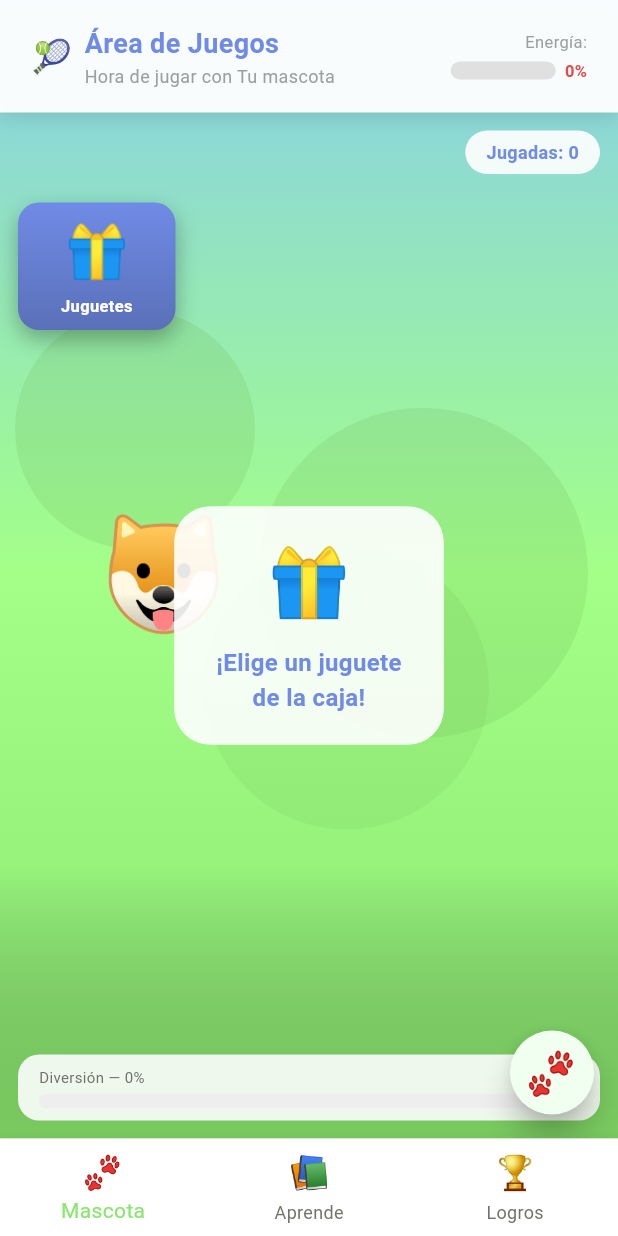
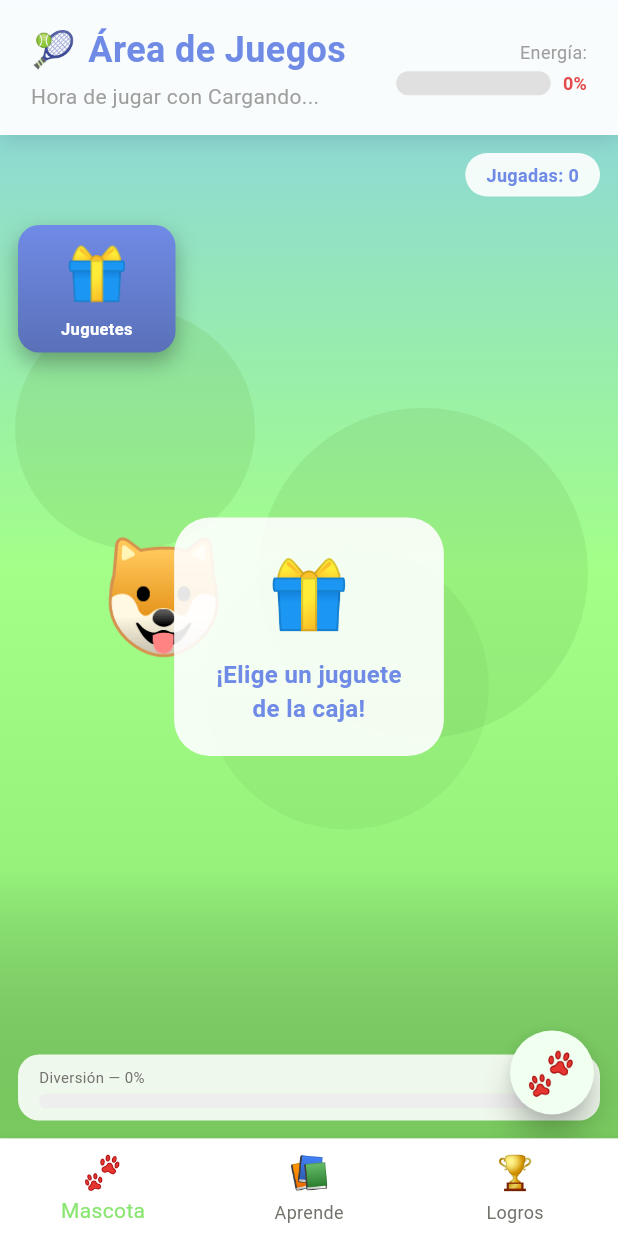
Before and after one commit to AlejandroGuillermo/cuidar_huellitas, a Flutter app: the JugarScreen screen opened by its route, on a phone screen of 412 x 824 dp. Run offline on Flutter 3.47's test engine with Material 3 defaults, Android fonts, the phone set to English and light mode, and no system bars; our stand-ins replace cloud_firestore, firebase_auth, firebase_core, flutter_bloc, go_router; accounts and stored records are empty; Roboto replaces fonts that are missing (Nunito).

Commit message:
centralizar headers de pantallas de acción con ActionScreenHeader
Agrega el widget ActionScreenHeader (lib/widgets/action_screen_header.dart) para unificar la UI del header
Usa BlocBuilder para leer el estado de la mascota
Soporta emoji, title, subtitlePrefix, statLabel, statSelector y barColors
Refactoriza alimentar_screen.dart y jugar_screen.dart
Reemplaza headers personalizados con ActionScreenHeader
Elimina métodos duplicados _buildHeader
Aplica SafeArea(top: false) donde se usa el nuevo header
Ajustes adicionales
Cambia la frecuencia del emoji en plateLevel de 15 → 20 en alimentar_screen.dart
Comenta el campo _toyEnCaja en jugar_screen.dart
Resultado: UI del header y renderizado de la barra de estado ahora son consistentes y reutilizables

```diff
--- a/lib/screens/alimentar_screen.dart
+++ b/lib/screens/alimentar_screen.dart
@@ -9,7 +9,7 @@ import '../core/app_colors.dart';
 import '../cubit/pet_cubit.dart';
 import '../cubit/pet_state.dart';
 import '../widgets/paw_map_widget.dart';
-import '../widgets/header_widget.dart';
+import '../widgets/action_screen_header.dart';
 import 'dart:async';
 
 /// Modelo de alimento
@@ -146,7 +146,7 @@ with SingleTickerProviderStateMixin {
         plateLevel = (plateLevel + 2).clamp(0, 100);
 
         // Agregar emoji visual cada cierto nivel
-        if (plateLevel % 15 == 0 && plateLevel > 0) {
+        if (plateLevel % 20 == 0 && plateLevel > 0) {
           foodInPlate.add(activeBag!.emoji);
         }
 
@@ -333,8 +333,14 @@ with SingleTickerProviderStateMixin {
                 child: Column(
                   children: [
                     // Header
-                    _buildHeader(context),
-
+                    ActionScreenHeader(
+                      emoji: '🍽️',
+                      title: 'Comedor',
+                      subtitlePrefix: 'Hora de comer',
+                      statLabel: 'Hambre:',
+                      statSelector: (mascota) => mascota.nivelHambre, // Le decimos que lea el Hambre
+                      barColors: const [Color(0xFFF0C77A), Color(0xFFFFD166)], // Usa tu AppColors.nivelHambre 0xFFFF8C42
+                    ),
                     // Área principal
                     Expanded(
                       child: Padding(
@@ -377,99 +383,7 @@ with SingleTickerProviderStateMixin {
   }
 
   /// Header con título, descripción y barra de hambre
-  Widget _buildHeader(BuildContext context) {
-    final barraWidth = MediaQuery.of(context).size.width * 0.25;
 
-    return BlocBuilder<PetCubit, PetState>(
-      builder: (context, state) {
-        // 1. Extraemos la mascota del estado actual de tu Cubit
-        // (Asumiendo que tu estado tiene una propiedad llamada 'mascota')
-        final mascota = state.mascota;
-
-        // 2. Valores por defecto por si la mascota aún está cargando
-        final String nombre = mascota?.nombreMascota ?? 'Cargando...';
-        final int hambre = mascota?.nivelHambre ?? 0;
-        return HeaderWidget(
-          // CONTENIDO IZQUIERDO: Título y Subtítulo
-          leftContent: Column(
-            crossAxisAlignment: CrossAxisAlignment.start,
-            children: [
-              FittedBox( // FittedBox para que no desborde si el nombre es largo
-                fit: BoxFit.scaleDown,
-                child: Row(
-                  children: const [
-                    Text('🍽️', style: TextStyle(fontSize: 24)),
-                    SizedBox(width: 8),
-                    Text(
-                      'Comedor',
-                      style: TextStyle(
-                        fontSize: 24,
-                        color: Color(0xFF708be6),
-                        fontWeight: FontWeight.bold,
-                      ),
-                    ),
-                  ],
-                ),
-              ),
-              const SizedBox(height: 4),
-              FittedBox(
-                fit: BoxFit.scaleDown,
-                child: Text(
-                  'Hora de comer $nombre!',
-                  style: const TextStyle(fontSize: 14, color: Colors.grey),
-                ),
-              ),
-            ],
-          ),
-
-          // CONTENIDO DERECHO: Barra de Hambre
-          rightContent: Column(
-            crossAxisAlignment: CrossAxisAlignment.end,
-            children: [
-              const Text(
-                'Hambre:',
-                style: TextStyle(fontSize: 12, color: Colors.grey),
-              ),
-              const SizedBox(height: 4),
-              Row(
-                mainAxisSize: MainAxisSize.min,
-                children: [
-                  Container(
-                    width: barraWidth, // Usamos el ancho dinámico en lugar de 120
-                    height: 16,
-                    decoration: BoxDecoration(
-                      color: Colors.grey[300],
-                      borderRadius: BorderRadius.circular(8),
-                    ),
-                    child: FractionallySizedBox(
-                      alignment: Alignment.centerLeft,
-                      widthFactor: hambre / 100,
-                      child: Container(
-                        decoration: BoxDecoration(
-                          gradient: const LinearGradient(
-                            colors: [Color(0xFFF0AB7A), AppColors.nivelHambre],
-                          ),
-                          borderRadius: BorderRadius.circular(8),
-                        ),
-                      ),
-                    ),
-                  ),
-                  const SizedBox(width: 8),
-                  Text(
-                    '$hambre%',
-                    style: const TextStyle(
-                      fontSize: 12,
-                      fontWeight: FontWeight.bold,
-                    ),
-                  ),
-                ],
-              ),
-            ],
-          ),
-        );
-      }
-    );
-  }
 
   /// Alacena con alimentos (Expansión controlada)
   Widget _buildCupboard() {
--- a/lib/screens/jugar_screen.dart
+++ b/lib/screens/jugar_screen.dart
@@ -10,7 +10,7 @@ import '../core/app_router.dart';
 import '../cubit/pet_cubit.dart';
 import '../cubit/pet_state.dart';
 import '../widgets/paw_map_widget.dart';
-import '../widgets/header_widget.dart';
+import '../widgets/action_screen_header.dart';
 
 // ── Modelo de juguete ──────────────────────────────────────
 class Toy {
@@ -56,7 +56,7 @@ class _JugarScreenState extends State<JugarScreen>
   Offset _toyPos = const Offset(180, 200);  // posición del juguete
   Offset _petPos = const Offset(100, 300);  // posición de la mascota
   bool _petTieneToy = false;  // el perro alcanzó el juguete
-  bool _toyEnCaja = false;    // se arrastró a la caja
+  //bool _toyEnCaja = false;    // se arrastró a la caja
   int _jugadas = 0;
   double _progresoQuitar = 0; // barra para quitarle el juguete al perro
   bool _mostrando = false;    // caja de juguetes abierta
@@ -383,9 +383,17 @@ class _JugarScreenState extends State<JugarScreen>
         children: [
           _buildGrass(size),
           SafeArea(
+            top: false,
             child: Column(
               children: [
-                _buildHeader(),
+                ActionScreenHeader(
+                emoji: '🎾',
+                title: 'Área de Juegos',
+                subtitlePrefix: 'Hora de jugar con',
+                statLabel: 'Energía:',
+                statSelector: (mascota) => mascota.nivelEnergia,
+                barColors: const [Color(0xFFF0A77A), Color(0xFFFF8C42)],
+              ),
                 Expanded(child: _buildPlayArea(size)),
               ],
             ),
@@ -639,69 +647,6 @@ class _JugarScreenState extends State<JugarScreen>
     );
   }
 
-  // ── Header ─────────────────────────────────────────────
-  Widget _buildHeader() {
-    return BlocBuilder<PetCubit, PetState>(
-      builder: (context, state) {
-        final nombre  = state.mascota?.nombreMascota ?? 'Tu mascota';
-        final energia = state.mascota?.nivelEnergia  ?? 0;
-        return HeaderWidget(
-          leftContent: Row(
-            children: [
-              const Text('🎾', style: TextStyle(fontSize: 22)),
-              const SizedBox(width: 8),
-              Column(
-                crossAxisAlignment: CrossAxisAlignment.start,
-                children: [
-                  const Text('Área de Juegos',
-                      style: TextStyle(fontSize: 18, color: Color(0xFF708be6), fontWeight: FontWeight.bold)),
-                  Text('Hora de jugar con $nombre',
-                      style: const TextStyle(fontSize: 12, color: Colors.grey)),
-                ],
-              ),
-            ],
-          ),
-          rightContent: Column(
-            crossAxisAlignment: CrossAxisAlignment.end,
-            children: [
-              const Text('Energía:', style: TextStyle(fontSize: 11, color: Colors.grey)),
-              const SizedBox(height: 3),
-              Row(
-                mainAxisSize: MainAxisSize.min,
-                children: [
-                  Container(
-                    width: 70, height: 12,
-                    decoration: BoxDecoration(color: Colors.grey[300], borderRadius: BorderRadius.circular(6)),
-                    child: FractionallySizedBox(
-                      alignment: Alignment.centerLeft,
-                      widthFactor: energia / 100,
-                      child: Container(
-                        decoration: BoxDecoration(
-                          gradient: LinearGradient(
-                            colors: energia < 30
-                                ? [const Color(0xFFE24B4A), const Color(0xFFFF8C42)]
-                                : [const Color(0xFFf07a94), AppColors.verdePrincipal],
-                          ),
-                          borderRadius: BorderRadius.circular(6),
-                        ),
-                      ),
-                    ),
-                  ),
-                  const SizedBox(width: 6),
-                  Text('$energia%',
-                      style: TextStyle(
-                        fontSize: 11, fontWeight: FontWeight.w700,
-                        color: energia < 30 ? const Color(0xFFE24B4A) : AppColors.textoPrincipal,
-                      )),
-                ],
-              ),
-            ],
-          ),
-        );
-      },
-    );
-  }
-
   // ── Caja de juguetes ───────────────────────────────────
   Widget _buildToyBox() {
     return Positioned(
--- /dev/null
+++ b/lib/widgets/action_screen_header.dart
@@ -0,0 +1,118 @@
+import 'package:flutter/material.dart';
+import 'package:flutter_bloc/flutter_bloc.dart';
+import '../cubit/pet_cubit.dart';
+import '../cubit/pet_state.dart';
+import '../models/mascota_model.dart';
+import 'header_widget.dart';
+
+class ActionScreenHeader extends StatelessWidget {
+  final String emoji;
+  final String title;
+  final String subtitlePrefix; // Ej: "Hora de comer"
+  final String statLabel;      // Ej: "Hambre:"
+
+  // ¡MAGIA!: Una función para decirle qué estadística de la mascota debe leer
+  final int Function(MascotaModel) statSelector;
+  final List<Color> barColors;
+
+  const ActionScreenHeader({
+    super.key,
+    required this.emoji,
+    required this.title,
+    required this.subtitlePrefix,
+    required this.statLabel,
+    required this.statSelector,
+    required this.barColors,
+  });
+
+  @override
+  Widget build(BuildContext context) {
+    // El BlocBuilder vive AQUÍ adentro, no en tus pantallas.
+    return BlocBuilder<PetCubit, PetState>(
+      builder: (context, state) {
+        final mascota = state.mascota;
+        final String nombre = mascota?.nombreMascota ?? 'Cargando...';
+
+        // Usamos la función que nos pasaron para sacar el valor correcto (hambre, energía, etc.)
+        final int statValue = mascota != null ? statSelector(mascota) : 0;
+        final barraWidth = MediaQuery.of(context).size.width * 0.25;
+
+        return HeaderWidget(
+          leftContent: Column(
+            crossAxisAlignment: CrossAxisAlignment.start,
+            children: [
+              FittedBox(
+                fit: BoxFit.scaleDown,
+                child: Row(
+                  children: [
+                    Text(emoji, style: const TextStyle(fontSize: 24)),
+                    const SizedBox(width: 8),
+                    Text(
+                      title,
+                      style: const TextStyle(
+                        fontSize: 24,
+                        color: Color(0xFF708BE6),
+                        fontWeight: FontWeight.bold,
+                      ),
+                    ),
+                  ],
+                ),
+              ),
+              const SizedBox(height: 4),
+              FittedBox(
+                fit: BoxFit.scaleDown,
+                child: Text(
+                  '$subtitlePrefix $nombre',
+                  style: const TextStyle(fontSize: 14, color: Colors.grey),
+                ),
+              ),
+            ],
+          ),
+          rightContent: Column(
+            crossAxisAlignment: CrossAxisAlignment.end,
+            children: [
+              Text(
+                statLabel,
+                style: const TextStyle(fontSize: 12, color: Colors.grey),
+              ),
+              const SizedBox(height: 4),
+              Row(
+                mainAxisSize: MainAxisSize.min,
+                children: [
+                  Container(
+                    width: barraWidth,
+                    height: 16,
+                    decoration: BoxDecoration(
+                      color: Colors.grey[300],
+                      borderRadius: BorderRadius.circular(8),
+                    ),
+                    child: FractionallySizedBox(
+                      alignment: Alignment.centerLeft,
+                      widthFactor: (statValue / 100).clamp(0.0, 1.0),
+                      child: Container(
+                        decoration: BoxDecoration(
+                          gradient: LinearGradient(colors: barColors),
+                          borderRadius: BorderRadius.circular(8),
+                        ),
+                      ),
+                    ),
+                  ),
+                  const SizedBox(width: 8),
+                  Text(
+                    '$statValue%',
+                    style: TextStyle(
+                      fontSize: 12,
+                      fontWeight: FontWeight.bold,
+                      // Cambia el color si es muy bajo (opcional)
+                      color: statValue < 30 ? const Color(0xFFE24B4A) : Colors.black87,
+                    ),
+                  ),
+                ],
+              ),
+            ],
+          ),
+        );
+      },
+    );
+  }
+}
```
